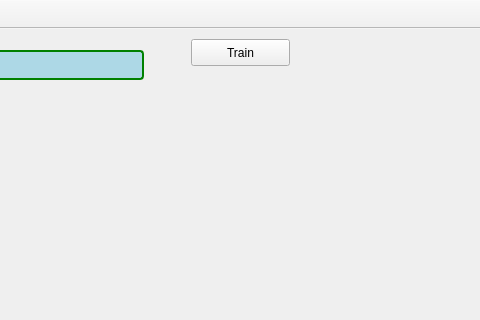
Old version of the form rgNN/rgNN/mainwindow.ui in the repository arielbernal/research; both pictures show x 269 to 749 and y 0 to 320 of the 1148 by 1053 pixel window.
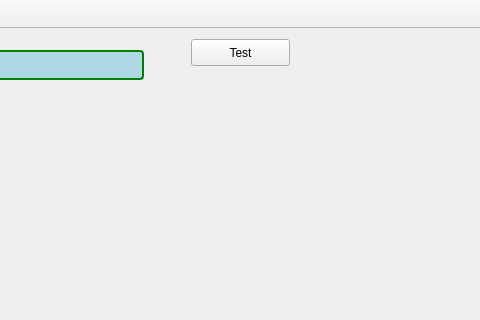
New version of the form. Icons and pictures are not drawn. Custom widgets are drawn as their Qt base class.

The edit to the form file:
```diff
--- a/rgNN/rgNN/mainwindow.ui
+++ b/rgNN/rgNN/mainwindow.ui
@@ -104,7 +104,7 @@
      </rect>
     </property>
     <property name="text">
-     <string>Train</string>
+     <string>Test</string>
     </property>
    </widget>
    <widget class="QCustomPlot" name="chartErrors" native="true">
```
Left out of the diff: 2 changed lines with no effect on the pictures.
